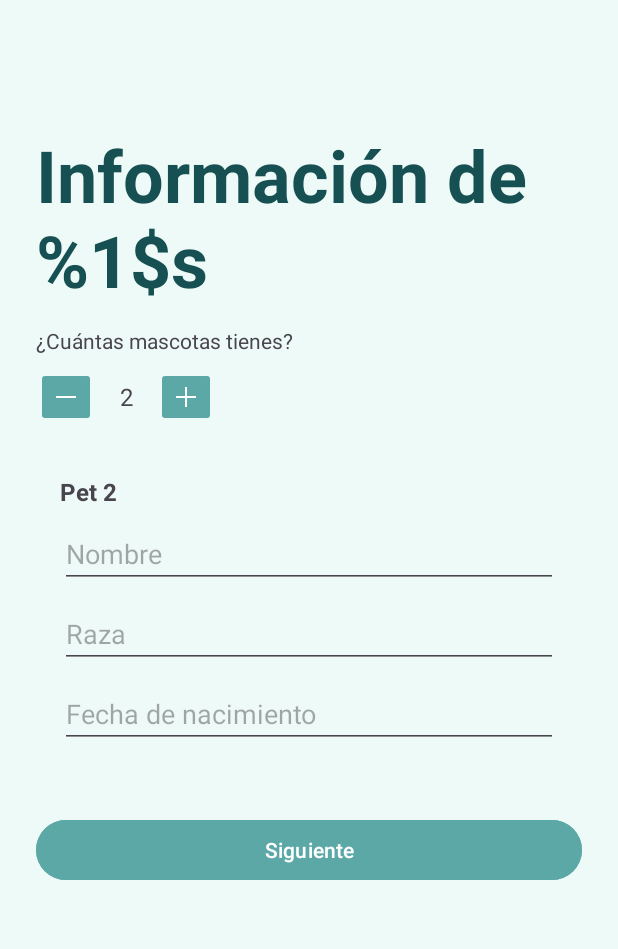
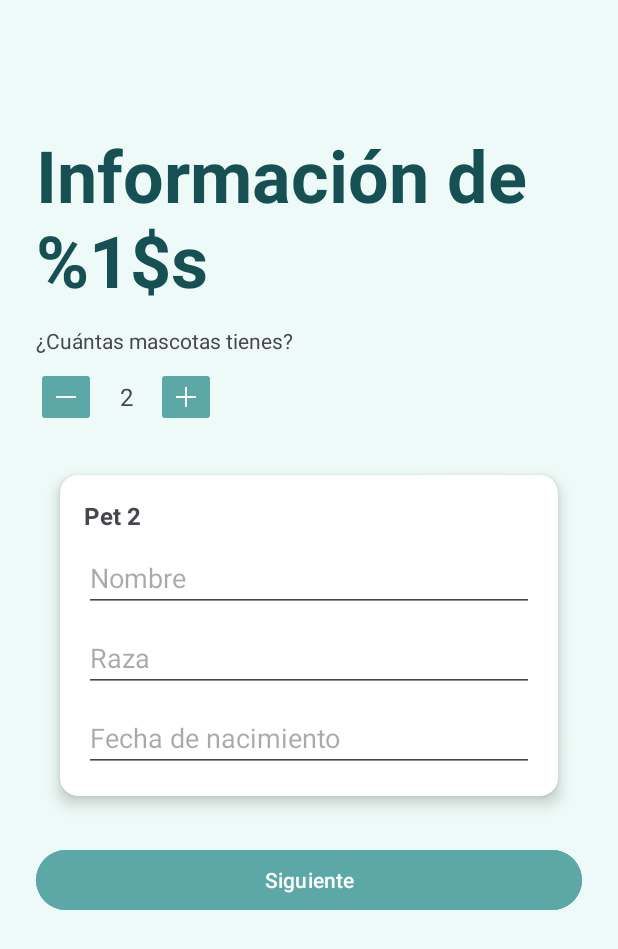
Before and after one commit to TheLexa69/MiVet, an Android app: the PetRegisterActivity screen opened directly, with no data from a screen before it, after a tap on "Aumentar", on a phone screen of 412 x 824 dp. Shown: the top 949 px of the screen. Run offline under Robolectric (Android 15) with nearby library versions, the phone set to English and light mode, and no system bars; 1 statement that could not run was skipped.

Commit message:
fix(): corrección de estilos.

```diff
--- a/app/src/main/res/layout/item_pet_card.xml
+++ b/app/src/main/res/layout/item_pet_card.xml
@@ -1,11 +1,18 @@
-<?xml version="1.0" encoding="utf-8"?>
-<LinearLayout xmlns:android="http://schemas.android.com/apk/res/android"
+<androidx.cardview.widget.CardView
+    xmlns:android="http://schemas.android.com/apk/res/android"
+    xmlns:app="http://schemas.android.com/apk/res-auto"
+    android:layout_width="match_parent"
+    android:layout_height="wrap_content"
+    android:layout_marginBottom="12dp"
+    android:layout_margin="16dp"
+    app:cardCornerRadius="12dp"
+    app:cardElevation="6dp">
+
+    <LinearLayout
         android:layout_width="match_parent"
         android:layout_height="wrap_content"
         android:orientation="vertical"
-    android:padding="16dp"
-    android:layout_marginBottom="12dp"
-    android:elevation="2dp">
+        android:padding="16dp">
 
         <TextView
             android:id="@+id/tvPetIndex"
@@ -38,3 +45,4 @@
             android:hint="@string/hint_pet_birth"
             android:inputType="date" />
     </LinearLayout>
+</androidx.cardview.widget.CardView>
```
Lines whose indentation alone changed are shown as unchanged.
